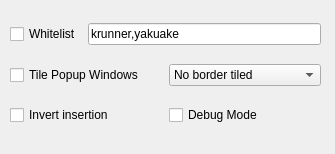
Above: res/config.ui from zeroxoneafour/kwin-autotile before the change. Below: the same form after it.
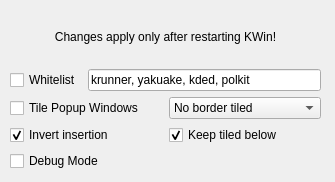
That is the form after the change.

Commit message: added new option for keeping tiled windows below and changed some defaults

What changed in the file:
```diff
--- a/res/config.ui
+++ b/res/config.ui
@@ -7,7 +7,7 @@
     <x>0</x>
     <y>0</y>
     <width>335</width>
-    <height>154</height>
+    <height>182</height>
    </rect>
   </property>
   <property name="windowTitle">
@@ -19,10 +19,20 @@
      <x>10</x>
      <y>10</y>
      <width>311</width>
-     <height>130</height>
+     <height>161</height>
     </rect>
    </property>
    <layout class="QVBoxLayout" name="verticalLayout">
+    <item>
+     <widget class="QLabel" name="label">
+      <property name="text">
+       <string>Changes apply only after restarting KWin!</string>
+      </property>
+      <property name="alignment">
+       <set>Qt::AlignCenter</set>
+      </property>
+     </widget>
+    </item>
     <item>
      <layout class="QHBoxLayout" name="horizontalLayout">
       <item>
@@ -44,7 +54,7 @@
          <string>&lt;html&gt;&lt;head/&gt;&lt;body&gt;&lt;p&gt;Blacklist, do not tile these windows (becomes whitelist if whitelist is checked)&lt;/p&gt;&lt;/body&gt;&lt;/html&gt;</string>
         </property>
         <property name="text">
-         <string>krunner,yakuake</string>
+         <string>krunner, yakuake, kded, polkit</string>
         </property>
        </widget>
       </item>
@@ -104,20 +114,33 @@
         <property name="text">
          <string>Invert insertion</string>
         </property>
+        <property name="checked">
+         <bool>true</bool>
+        </property>
        </widget>
       </item>
       <item>
-       <widget class="QCheckBox" name="kcfg_Debug">
-        <property name="toolTip">
-         <string>&lt;html&gt;&lt;head/&gt;&lt;body&gt;&lt;p&gt;Spams your user journal&lt;/p&gt;&lt;/body&gt;&lt;/html&gt;</string>
-        </property>
+       <widget class="QCheckBox" name="kcfg_KeepTiledBelow">
         <property name="text">
-         <string>Debug Mode</string>
+         <string>Keep tiled below</string>
+        </property>
+        <property name="checked">
+         <bool>true</bool>
         </property>
        </widget>
       </item>
      </layout>
     </item>
+    <item>
+     <widget class="QCheckBox" name="kcfg_Debug">
+      <property name="toolTip">
+       <string>&lt;html&gt;&lt;head/&gt;&lt;body&gt;&lt;p&gt;Spams your user journal&lt;/p&gt;&lt;/body&gt;&lt;/html&gt;</string>
+      </property>
+      <property name="text">
+       <string>Debug Mode</string>
+      </property>
+     </widget>
+    </item>
    </layout>
   </widget>
  </widget>
```
The commit also changes 4 other files.
